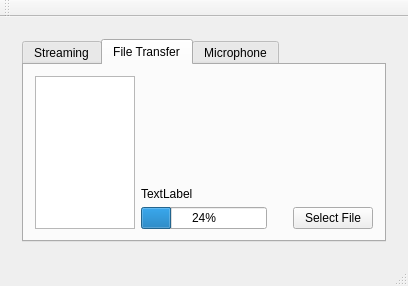
This is CommAudio/mainwindow.ui in jerrybeanman/CommAudio as Qt 5 draws it before an edit. The edited form follows.
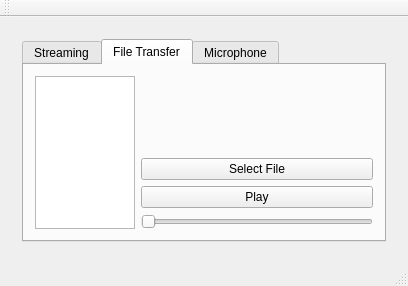
This is the edited form. The open tabs and pages were chosen to show the change.

The edit to the form file:
```diff
--- a/CommAudio/mainwindow.ui
+++ b/CommAudio/mainwindow.ui
@@ -216,40 +216,6 @@
             <item>
              <layout class="QVBoxLayout" name="verticalLayout_4">
               <item>
-               <spacer name="verticalSpacer_3">
-                <property name="orientation">
-                 <enum>Qt::Vertical</enum>
-                </property>
-                <property name="sizeHint" stdset="0">
-                 <size>
-                  <width>20</width>
-                  <height>40</height>
-                 </size>
-                </property>
-               </spacer>
-              </item>
-              <item>
-               <widget class="QLabel" name="label_3">
-                <property name="text">
-                 <string>TextLabel</string>
-                </property>
-               </widget>
-              </item>
-              <item>
-               <widget class="QProgressBar" name="fileProgress">
-                <property name="value">
-                 <number>24</number>
-                </property>
-               </widget>
-              </item>
-             </layout>
-            </item>
-            <item>
-             <layout class="QVBoxLayout" name="verticalLayout_3">
-              <property name="leftMargin">
-               <number>20</number>
-              </property>
-              <item>
                <spacer name="verticalSpacer_2">
                 <property name="orientation">
                  <enum>Qt::Vertical</enum>
@@ -269,6 +235,20 @@
                 </property>
                </widget>
               </item>
+              <item>
+               <widget class="QPushButton" name="pushButton">
+                <property name="text">
+                 <string>Play</string>
+                </property>
+               </widget>
+              </item>
+              <item>
+               <widget class="QSlider" name="horizontalSlider">
+                <property name="orientation">
+                 <enum>Qt::Horizontal</enum>
+                </property>
+               </widget>
+              </item>
              </layout>
             </item>
            </layout>
```
Left out of the diff: 37 changed lines with no effect on the pictures.
